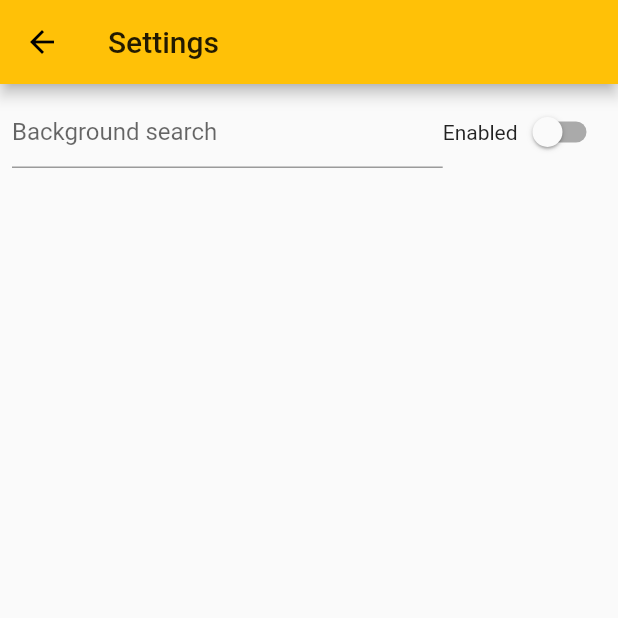
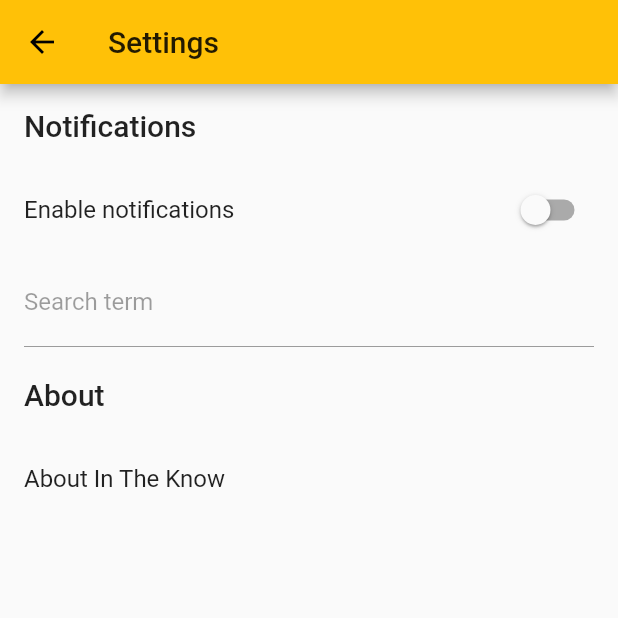
Before and after one commit to oadugmore/in_the_know, a Flutter app: the SettingsPage screen opened directly, on a phone screen of 412 x 824 dp, the top half of it. Run offline on Flutter 3.47's test engine with Material 2 defaults, Android fonts, the phone set to English and light mode, and no system bars; our stand-ins replace cloud_functions, flutter_local_notifications, package_info, shared_preferences; missing offline and left inert: background_fetch; accounts and stored records are empty; generated files the repository leaves out were written again.

Commit message:
redesign settings page

```diff
--- a/lib/get_situations.dart
+++ b/lib/get_situations.dart
@@ -10,7 +10,7 @@ import 'main.dart';
 import 'situation.dart';
 import 'package:http/http.dart' as http;
 
-var notificationColor = Colors.white;
+var notificationColor;
 // var situations = List<Situation>();
 AppLifecycleState appLifecycleState;
 
@@ -51,6 +51,8 @@ Future<List<Situation>> getNerData(String query, bool useLocalServer) async {
     if (situations.length > 0) {
       print('Found situations, saving to SharedPreferences and sending notification...');
       prefs.setString(situationKey, jsonEncode(situations.first));
+      var colorValue = prefs.getInt(notificationColorKey) ?? Colors.white.value;
+      notificationColor = Color(colorValue);
       var androidChannelSpecifics = AndroidNotificationDetails(
         'situations',
         'Situations',
--- a/lib/list.dart
+++ b/lib/list.dart
@@ -36,7 +36,6 @@ class SituationListPageState extends State<SituationListPage>
     WidgetsBinding.instance.addObserver(this);
     get_situations.appLifecycleState = AppLifecycleState.resumed;
 
-
     // Configure background fetch when SharedPrefs is available
     _prefs.then((final prefs) async {
       // Add callback for notifiation selected
@@ -44,7 +43,8 @@ class SituationListPageState extends State<SituationListPage>
         print('NotificationSelected callback ran.');
         var storedSituation = prefs.getString(situationKey);
         if (storedSituation != null) {
-      final situationFromNotification = Situation.fromJson(jsonDecode(storedSituation));
+          final situationFromNotification =
+              Situation.fromJson(jsonDecode(storedSituation));
           Navigator.push(
             context,
             MaterialPageRoute(
@@ -59,8 +59,9 @@ class SituationListPageState extends State<SituationListPage>
         }
       });
 
-      get_situations.notificationColor = Theme.of(context).primaryColor;
-      BackgroundFetch.registerHeadlessTask(get_situations.backgroundTask);
+      final currentColor = Theme.of(context).primaryColor;
+      get_situations.notificationColor = currentColor;
+      prefs.setInt(notificationColorKey, currentColor.value);
       var enableBackground = prefs.getBool(backgroundTaskEnabledKey) ?? false;
       await BackgroundFetch.configure(
               BackgroundFetchConfig(
@@ -235,6 +236,7 @@ class SituationListPageState extends State<SituationListPage>
                     child: TextField(
                       onSubmitted: _submitQuery,
                       onChanged: (value) => _nerQuery = value,
+                      textInputAction: TextInputAction.search,
                       decoration: InputDecoration(
                         hintText: 'Enter location or other search term',
                         // border: InputBorder.none,
--- a/lib/main.dart
+++ b/lib/main.dart
@@ -11,6 +11,7 @@ VoidCallback notificationSelected;
 final situationKey = 'situation';
 final backgroundQueryKey = 'backgroundQuery';
 final backgroundTaskEnabledKey = 'backgroundTaskEnabled';
+final notificationColorKey = 'notificationColor';
 
 void main() {
   WidgetsFlutterBinding.ensureInitialized();
--- a/lib/settings.dart
+++ b/lib/settings.dart
@@ -2,6 +2,7 @@ import 'package:background_fetch/background_fetch.dart';
 import 'package:flutter/foundation.dart';
 import 'package:flutter/material.dart';
 import 'package:shared_preferences/shared_preferences.dart';
+import 'package:package_info/package_info.dart';
 import 'package:url_launcher/url_launcher.dart';
 
 import 'main.dart';
@@ -18,8 +19,9 @@ class SettingsPage extends StatefulWidget {
 class SettingsPageState extends State<SettingsPage> {
   var _backgroundTaskEnabled = false;
   var _prefs = SharedPreferences.getInstance();
+  var _packageInfo = PackageInfo.fromPlatform();
+  var _packageVersion = '';
   final _controller = TextEditingController();
-  // bool _backgroundTaskConfigured = false;
 
   @override
   void initState() {
@@ -28,6 +30,11 @@ class SettingsPageState extends State<SettingsPage> {
       _setBackgroundTaskQuery(widget.queryForBackgroundTask);
       _toggleBackgroundTaskEnabled(true);
     }
+    _packageInfo.then((final packageInfo) {
+      setState(() {
+        _packageVersion = packageInfo.version;
+      });
+    });
     _prefs.then((final prefs) {
       if (widget.queryForBackgroundTask == null) {
         setState(() {
@@ -39,13 +46,6 @@ class SettingsPageState extends State<SettingsPage> {
       _controller.text = nerQuery;
     });
   }
-
-  // _initAsync() async {
-  //   final prefs = await _prefs;
-  //   setState(() {
-  //     _backgroundTaskEnabled = prefs.getBool(backgroundTaskEnabledKey) ?? false;
-  //   });
-  // }
 
   _setBackgroundTaskQuery(String query) async {
     var prefs = await _prefs;
@@ -62,7 +62,6 @@ class SettingsPageState extends State<SettingsPage> {
     prefs.setBool(backgroundTaskEnabledKey, _backgroundTaskEnabled);
     if (_backgroundTaskEnabled) {
       BackgroundFetch.start();
-      // _scheduleBackgroundTask();
     } else {
       BackgroundFetch.stop();
     }
@@ -85,33 +84,47 @@ class SettingsPageState extends State<SettingsPage> {
       appBar: AppBar(
         title: Text('Settings'),
       ),
-      body: Column(
-        children: <Widget>[
-          Padding(
-            padding: const EdgeInsets.all(8.0),
-            child: Row(
-              children: <Widget>[
-                Expanded(
-                  child: TextField(
+      body: ListView(
+        children: [
+          ListTile(
+            title: Text(
+              'Notifications',
+              style: Theme.of(context).textTheme.headline6,
+            ),
+          ),
+          SwitchListTile(
+            title: Text('Enable notifications'),
+            onChanged: _toggleBackgroundTaskEnabled,
+            value: _backgroundTaskEnabled,
+          ),
+          ListTile(
+            title: TextField(
+              enabled: _backgroundTaskEnabled,
               onSubmitted: (value) => _setBackgroundTaskQuery(value),
               controller: _controller,
               decoration: InputDecoration(
-                      hintText: 'Background search',
+                labelText: 'Search term',
+                hintText: 'Enter a search term to get notifications for',
               ),
             ),
           ),
-                Text('Enabled'),
-                Switch(
-                  value: _backgroundTaskEnabled,
-                  onChanged: _toggleBackgroundTaskEnabled,
-                ),
-              ],
+          ListTile(
+            title: Text(
+              'About',
+              style: Theme.of(context).textTheme.headline6,
             ),
           ),
-          if (kDebugMode) RaisedButton(
+          AboutListTile(
+            applicationVersion: 'Version $_packageVersion',
+            applicationLegalese: '© 2020 Owen Dugmore',
+          ),
+          if (kDebugMode)
+            ListTile(
+              title: RaisedButton(
                 onPressed: _scheduleBackgroundTask,
                 child: Text('Run in 5 seconds'),
-          )
+              ),
+            ),
         ],
       ),
     );
--- a/pubspec.yaml
+++ b/pubspec.yaml
@@ -11,7 +11,7 @@ description: A new Flutter project.
 # In iOS, build-name is used as CFBundleShortVersionString while build-number used as CFBundleVersion.
 # Read more about iOS versioning at
 # https://developer.apple.com/library/archive/documentation/General/Reference/InfoPlistKeyReference/Articles/CoreFoundationKeys.html
-version: 1.0.4+5
+version: 1.0.5+6
 
 environment:
   sdk: ">=2.5.2 <3.0.0"
@@ -20,11 +20,12 @@ dependencies:
   http: ^0.12.0+4
   firebase_core: ^0.4.4+2
   cloud_functions: ^0.4.2+2
-  url_launcher: ^5.4.2
+  url_launcher: ^5.4.5
   background_fetch: ^0.5.5
   flutter_local_notifications: ^1.4.2
   shared_preferences: ^0.5.7
   json_annotation: ^3.0.1
+  package_info: '>=0.4.0+17 <2.0.0'
   flutter:
     sdk: flutter
 
```
Also changed, not shown: pubspec.lock. Lines whose indentation alone changed are shown as unchanged.
